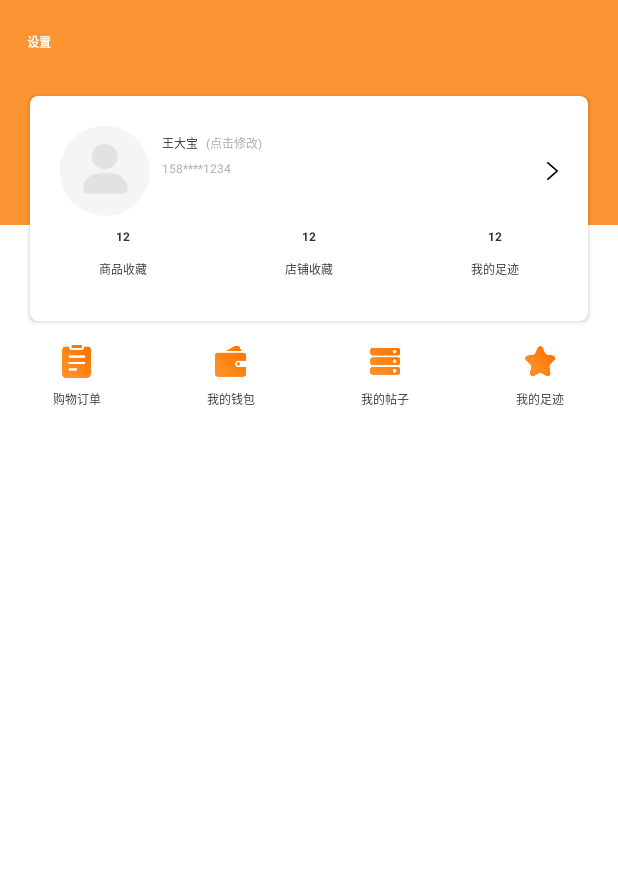
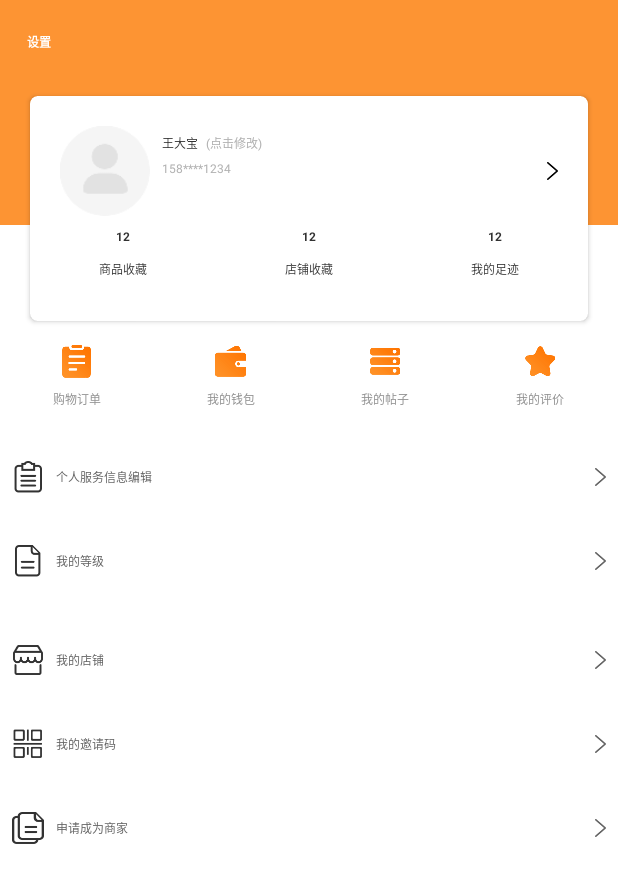
Before and after one commit to qqxliufeng/carapp, an Android app: the fragment MainMineFragment shown on its own in the app's theme, on a phone screen of 412 x 824 dp. Shown: the top 883 px of the screen. Run offline under Robolectric (Android 15) with nearby library versions, the light colour scheme and no system bars; our stand-ins replace ButterKnife; 1 statement that could not run was skipped.

Commit message:
新增两个页面

```diff
--- a/src/main/java/com/android/ql/lf/carapp/ui/fragments/bottom/MainMineFragment.kt
+++ b/src/main/java/com/android/ql/lf/carapp/ui/fragments/bottom/MainMineFragment.kt
@@ -1,12 +1,13 @@
 package com.android.ql.lf.carapp.ui.fragments.bottom
 
-import android.util.Log
 import android.view.View
 import android.view.ViewGroup
 import com.android.ql.lf.carapp.R
 import com.android.ql.lf.carapp.ui.activities.FragmentContainerActivity
 import com.android.ql.lf.carapp.ui.activities.MainActivity
 import com.android.ql.lf.carapp.ui.fragments.BaseFragment
+import com.android.ql.lf.carapp.ui.fragments.user.mine.MineGoodsCollectionFragment
+import com.android.ql.lf.carapp.ui.fragments.user.mine.MineStoreCollectionFragment
 import kotlinx.android.synthetic.main.fragment_main_mine_layout.*
 
 /**
@@ -28,5 +29,11 @@ class MainMineFragment : BaseFragment() {
         val param = mRlMineTitleContainer.layoutParams as ViewGroup.MarginLayoutParams
         param.topMargin = height
         mRlMineTitleContainer.layoutParams = param
+        mLlMainMineStoreContainer.setOnClickListener{
+            FragmentContainerActivity.startFragmentContainerActivity(mContext,"店铺收藏",true,false, MineStoreCollectionFragment::class.java)
+        }
+        mLlMainMineGoodsContainer.setOnClickListener{
+            FragmentContainerActivity.startFragmentContainerActivity(mContext,"商品收藏",true,false,MineGoodsCollectionFragment::class.java)
+        }
     }
 }
--- a/src/main/res/layout/fragment_main_mine_layout.xml
+++ b/src/main/res/layout/fragment_main_mine_layout.xml
@@ -123,6 +123,7 @@
                             android:paddingTop="@dimen/dp_10">
 
                             <LinearLayout
+                                android:id="@+id/mLlMainMineGoodsContainer"
                                 android:layout_width="0dp"
                                 android:layout_height="wrap_content"
                                 android:layout_weight="1"
@@ -148,6 +149,7 @@
                             </LinearLayout>
 
                             <LinearLayout
+                                android:id="@+id/mLlMainMineStoreContainer"
                                 android:layout_width="0dp"
                                 android:layout_height="wrap_content"
                                 android:layout_weight="1"
@@ -219,7 +221,7 @@
                         android:drawableTop="@drawable/img_icon_mine_shop_icon"
                         android:gravity="center"
                         android:text="购物订单"
-                        android:textColor="@color/text_deep_dark_color"
+                        android:textColor="#939393"
                         android:textSize="@dimen/sp_14" />
 
                     <TextView
@@ -233,7 +235,7 @@
                         android:drawableTop="@drawable/img_icon_mine_the_wallet_icon"
                         android:gravity="center"
                         android:text="我的钱包"
-                        android:textColor="@color/text_deep_dark_color"
+                        android:textColor="#939393"
                         android:textSize="@dimen/sp_14" />
 
                     <TextView
@@ -247,7 +249,7 @@
                         android:drawableTop="@drawable/img_icon_mine_comment_icon"
                         android:gravity="center"
                         android:text="我的帖子"
-                        android:textColor="@color/text_deep_dark_color"
+                        android:textColor="#939393"
                         android:textSize="@dimen/sp_14" />
 
                     <TextView
@@ -260,10 +262,79 @@
                         android:drawablePadding="@dimen/dp_10"
                         android:drawableTop="@drawable/img_icon_mine_evaluation_icon"
                         android:gravity="center"
-                        android:text="我的足迹"
-                        android:textColor="@color/text_deep_dark_color"
+                        android:text="我的评价"
+                        android:textColor="#939393"
                         android:textSize="@dimen/sp_14" />
                 </LinearLayout>
+
+                <TextView
+                    android:paddingLeft="@dimen/dp_10"
+                    android:paddingRight="@dimen/dp_10"
+                    android:background="@drawable/selector_press_bg"
+                    android:layout_marginTop="10dp"
+                    android:layout_width="match_parent"
+                    android:gravity="center_vertical"
+                    android:textColor="#646464"
+                    android:textSize="@dimen/sp_14"
+                    android:drawablePadding="@dimen/dp_10"
+                    android:drawableLeft="@drawable/img_mine_icon_record"
+                    android:drawableRight="@drawable/icon_inter1"
+                    android:layout_height="?actionBarSize"
+                    android:text="个人服务信息编辑"/>
+
+                <TextView
+                    android:paddingLeft="@dimen/dp_10"
+                    android:paddingRight="@dimen/dp_10"
+                    android:background="@drawable/selector_press_bg"
+                    android:layout_width="match_parent"
+                    android:gravity="center_vertical"
+                    android:textColor="#646464"
+                    android:textSize="@dimen/sp_14"
+                    android:drawablePadding="@dimen/dp_10"
+                    android:drawableLeft="@drawable/img_mine_icon_level"
+                    android:drawableRight="@drawable/icon_inter1"
+                    android:layout_height="?actionBarSize"
+                    android:text="我的等级"/>
+                <TextView
+                    android:paddingLeft="@dimen/dp_10"
+                    android:paddingRight="@dimen/dp_10"
+                    android:background="@drawable/selector_press_bg"
+                    android:layout_marginTop="10dp"
+                    android:layout_width="match_parent"
+                    android:gravity="center_vertical"
+                    android:textColor="#646464"
+                    android:textSize="@dimen/sp_14"
+                    android:drawablePadding="@dimen/dp_10"
+                    android:drawableLeft="@drawable/img_mine_icon_store"
+                    android:drawableRight="@drawable/icon_inter1"
+                    android:layout_height="?actionBarSize"
+                    android:text="我的店铺"/>
+                <TextView
+                    android:paddingLeft="@dimen/dp_10"
+                    android:paddingRight="@dimen/dp_10"
+                    android:background="@drawable/selector_press_bg"
+                    android:layout_width="match_parent"
+                    android:gravity="center_vertical"
+                    android:textColor="#646464"
+                    android:textSize="@dimen/sp_14"
+                    android:drawablePadding="@dimen/dp_10"
+                    android:drawableLeft="@drawable/img_mine_icon_qrcode"
+                    android:drawableRight="@drawable/icon_inter1"
+                    android:layout_height="?actionBarSize"
+                    android:text="我的邀请码"/>
+                <TextView
+                    android:paddingLeft="@dimen/dp_10"
+                    android:paddingRight="@dimen/dp_10"
+                    android:background="@drawable/selector_press_bg"
+                    android:layout_width="match_parent"
+                    android:gravity="center_vertical"
+                    android:textColor="#646464"
+                    android:textSize="@dimen/sp_14"
+                    android:drawablePadding="@dimen/dp_10"
+                    android:drawableLeft="@drawable/img_mine_icon_file"
+                    android:drawableRight="@drawable/icon_inter1"
+                    android:layout_height="?actionBarSize"
+                    android:text="申请成为商家"/>
 
             </LinearLayout>
         </android.support.v4.widget.NestedScrollView>
```
Also changed, not shown: src/main/java/com/android/ql/lf/carapp/ui/fragments/user/mine/MineGoodsCollectionFragment.kt (added, +28 -0 lines), src/main/java/com/android/ql/lf/carapp/ui/fragments/user/mine/MineStoreCollectionFragment.kt (added, +28 -0 lines), src/main/res/layout/adapter_mine_goods_collection_item_layout.xml (added, +40 -0 lines), src/main/res/layout/adapter_mine_store_collection_item_layout.xml (added, +25 -0 lines), src/main/res/drawable-xxhdpi/icon_inter1.png (added), src/main/res/drawable-xxhdpi/img_mine_icon_file.png (added), src/main/res/drawable-xxhdpi/img_mine_icon_level.png (added), src/main/res/drawable-xxhdpi/img_mine_icon_qrcode.png (added), src/main/res/drawable-xxhdpi/img_mine_icon_record.png (added), src/main/res/drawable-xxhdpi/img_mine_icon_store.png (added), src/main/res/drawable-xxhdpi/test_pic01.png (added), 1 other file.
